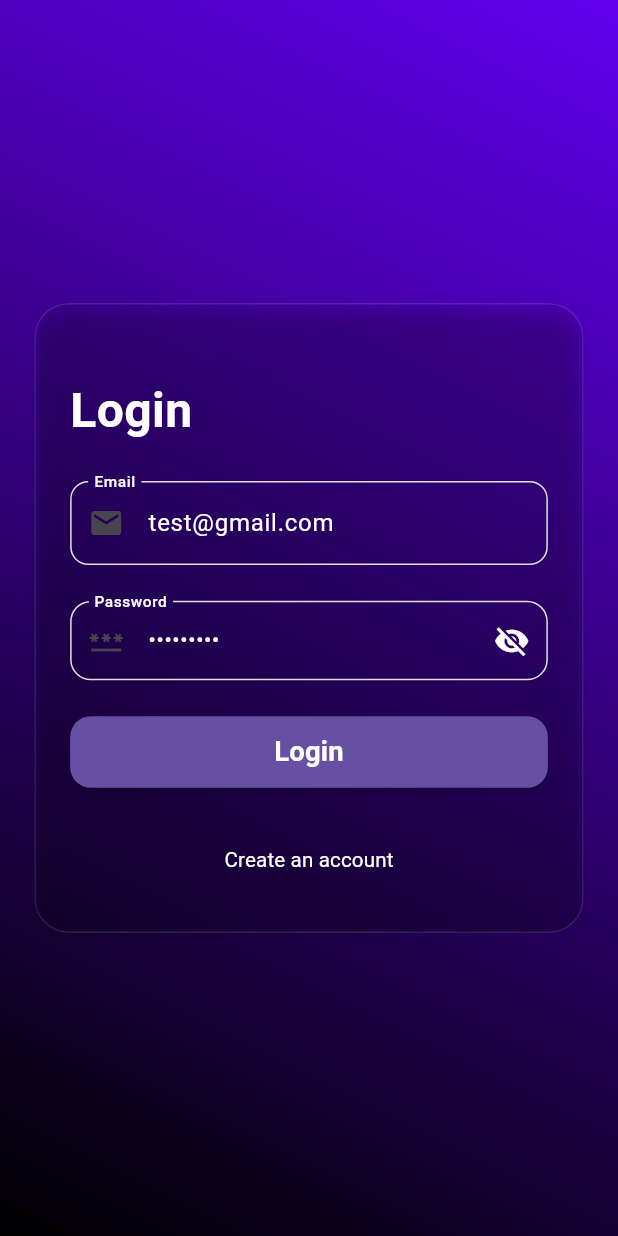
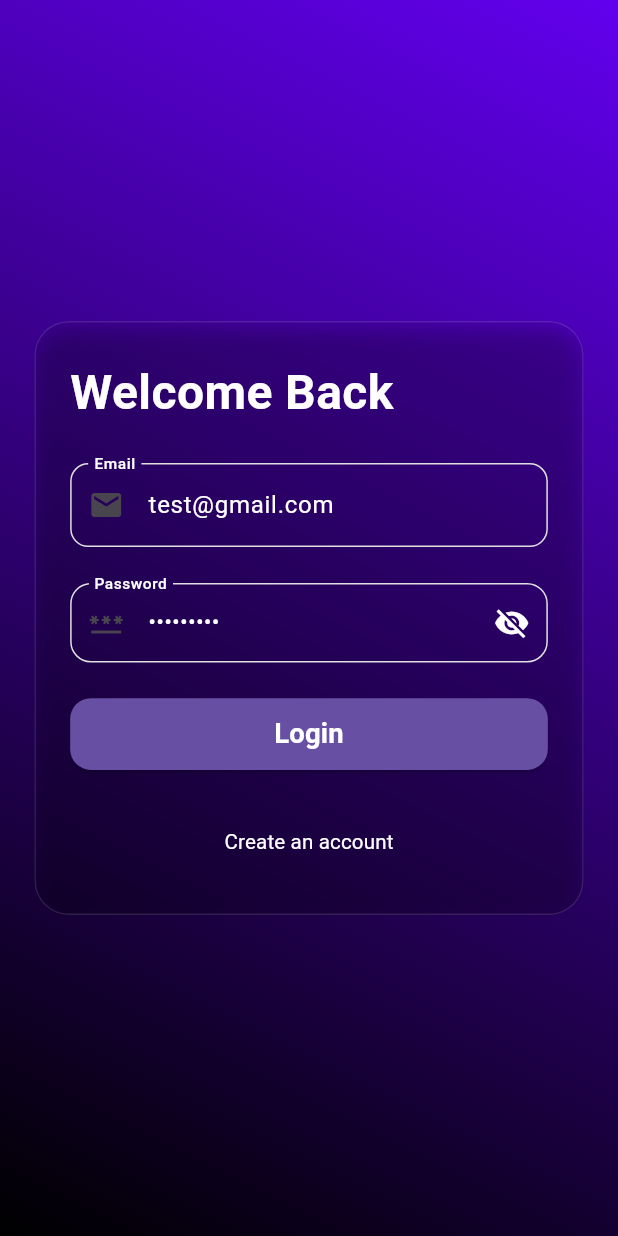
Before and after one commit to VigneshJagannadhan/slot_booking_app, a Flutter app: the screen it shows after launch, on a phone screen of 412 x 824 dp. Run offline on Flutter 3.47's test engine with Material 3 defaults, Android fonts, the phone set to English and light mode, and no system bars; our stand-ins replace connectivity_plus, dio, equatable, flutter_bloc, flutter_dotenv, flutter_screenutil and 3 more.

Commit message:
Removed login screen and converted into a single authscreen

```diff
--- a/lib/core/di/service_locator.dart
+++ b/lib/core/di/service_locator.dart
@@ -8,6 +8,7 @@
 import 'package:slot_booking_app/features/auth/domain/usecases/login_usecase.dart';
 import 'package:slot_booking_app/features/auth/domain/usecases/register_usecase.dart';
 import 'package:slot_booking_app/features/auth/presentation/bloc/auth/auth_bloc.dart';
+import 'package:slot_booking_app/features/auth/presentation/bloc/auth/auth_ui_bloc.dart';
 import 'package:slot_booking_app/features/auth/presentation/bloc/visibility/visibility_bloc.dart';
 import 'package:slot_booking_app/core/helpers/network_info_helper.dart';
 import 'package:slot_booking_app/core/services/api_service.dart';
@@ -66,4 +67,6 @@
   );
 
   sl.registerFactory<VisibilityBloc>(() => VisibilityBloc());
+
+  sl.registerFactory<AuthUIBloc>(() => AuthUIBloc());
 }
--- a/lib/core/helpers/shared_preferences_helper.dart
+++ b/lib/core/helpers/shared_preferences_helper.dart
@@ -23,4 +23,19 @@
     return await _preferences?.setString(SPKeys.userToken, "") ??
         Future.value(false);
   }
+
+  /// USER ROUTES
+  static String? getUserRoute() {
+    return _preferences?.getString(SPKeys.lastRoute);
+  }
+
+  static Future<bool> setUserRoute(String value) async {
+    return await _preferences?.setString(SPKeys.lastRoute, value) ??
+        Future.value(false);
+  }
+
+  static Future<bool> clearUserRoute() async {
+    return await _preferences?.setString(SPKeys.lastRoute, "") ??
+        Future.value(false);
+  }
 }
--- a/lib/core/utils/app_blocs.dart
+++ b/lib/core/utils/app_blocs.dart
@@ -1,9 +1,11 @@
 import 'package:flutter_bloc/flutter_bloc.dart';
 import 'package:slot_booking_app/features/auth/presentation/bloc/auth/auth_bloc.dart';
+import 'package:slot_booking_app/features/auth/presentation/bloc/auth/auth_ui_bloc.dart';
 import 'package:slot_booking_app/features/auth/presentation/bloc/visibility/visibility_bloc.dart';
 import 'package:slot_booking_app/core/di/service_locator.dart';
 
 getAppBlocs() => [
   BlocProvider(create: (context) => sl<AuthBloc>()),
   BlocProvider(create: (context) => sl<VisibilityBloc>()),
+  BlocProvider(create: (context) => sl<AuthUIBloc>()),
 ];
--- a/lib/core/utils/sp_keys.dart
+++ b/lib/core/utils/sp_keys.dart
@@ -1,3 +1,4 @@
 class SPKeys {
   static const String userToken = 'user_token';
+  static const String lastRoute = 'last_route';
 }
--- /dev/null
+++ b/lib/features/auth/presentation/bloc/auth/auth_ui_bloc.dart
@@ -0,0 +1,17 @@
+// presentation/bloc/auth_bloc.dart
+import 'package:flutter_bloc/flutter_bloc.dart';
+import 'package:slot_booking_app/features/auth/presentation/bloc/auth/auth_ui_event.dart';
+import 'package:slot_booking_app/features/auth/presentation/bloc/auth/auth_ui_state.dart';
+
+class AuthUIBloc extends Bloc<AuthModeEvent, AuthModeState> {
+  AuthUIBloc() : super(AuthModeLogin()) {
+    on<AuthModeChanged>(_onAuthModeChanged);
+  }
+  void _onAuthModeChanged(AuthModeChanged event, Emitter<AuthModeState> emit) {
+    if (state is AuthModeLogin) {
+      emit(AuthModeRegister());
+    } else {
+      emit(AuthModeLogin());
+    }
+  }
+}
--- /dev/null
+++ b/lib/features/auth/presentation/bloc/auth/auth_ui_event.dart
@@ -0,0 +1,9 @@
+import 'package:equatable/equatable.dart';
+
+abstract class AuthModeEvent extends Equatable {
+  const AuthModeEvent();
+  @override
+  List<Object?> get props => [];
+}
+
+class AuthModeChanged extends AuthModeEvent {}
--- /dev/null
+++ b/lib/features/auth/presentation/bloc/auth/auth_ui_state.dart
@@ -0,0 +1,11 @@
+import 'package:equatable/equatable.dart';
+
+abstract class AuthModeState extends Equatable {
+  const AuthModeState();
+  @override
+  List<Object?> get props => [];
+}
+
+class AuthModeLogin extends AuthModeState {}
+
+class AuthModeRegister extends AuthModeState {}
--- a/lib/features/auth/presentation/screens/login_screen.dart
+++ /dev/null
@@ -1,182 +0,0 @@
-import 'dart:ui';
-
-import 'package:flutter/material.dart';
-import 'package:flutter_bloc/flutter_bloc.dart';
-import 'package:flutter_screenutil/flutter_screenutil.dart';
-import 'package:slot_booking_app/core/themes/app_colors.dart';
-import 'package:slot_booking_app/features/auth/presentation/bloc/auth/auth_bloc.dart';
-import 'package:slot_booking_app/features/auth/presentation/bloc/auth/auth_event.dart';
-import 'package:slot_booking_app/features/auth/presentation/bloc/auth/auth_state.dart';
-import 'package:slot_booking_app/features/auth/presentation/screens/register_screen.dart';
-import 'package:slot_booking_app/features/auth/presentation/widgets/custom_text_form_field.dart';
-import 'package:slot_booking_app/features/auth/presentation/widgets/password_text_form_field.dart';
-import 'package:slot_booking_app/features/auth/presentation/widgets/primary_button.dart';
-import 'package:slot_booking_app/features/home/presentation/screens/home_screen.dart';
-import 'package:slot_booking_app/core/themes/app_styles.dart';
-import 'package:slot_booking_app/core/utils/app_validators.dart';
-import 'package:slot_booking_app/core/helpers/snackbar_helper.dart';
-
-class LoginScreen extends StatelessWidget {
-  static const String route = 'login';
-  LoginScreen({super.key});
-  final GlobalKey<FormState> _formKey = GlobalKey<FormState>();
-  final TextEditingController _emailController = TextEditingController(
-    text: 'test@gmail.com',
-  );
-  final TextEditingController _passwordController = TextEditingController(
-    text: 'Abcd@1234',
-  );
-
-  @override
-  Widget build(BuildContext context) {
-    return Scaffold(
-      body: Form(
-        key: _formKey,
-        child: Container(
-          decoration: BoxDecoration(
-            gradient: LinearGradient(
-              begin: Alignment.topRight,
-              end: Alignment.bottomLeft,
-              colors: [AppColors.primaryColor, AppColors.secondaryColor],
-            ),
-          ),
-
-          padding: EdgeInsets.symmetric(horizontal: 20.w),
-          child: Column(
-            children: [
-              Spacer(),
-              ClipRRect(
-                borderRadius: BorderRadius.circular(20.r),
-                child: BackdropFilter(
-                  filter: ImageFilter.blur(sigmaX: 12, sigmaY: 12),
-                  child: Container(
-                    padding: EdgeInsets.symmetric(
-                      horizontal: 20.w,
-                      vertical: 20.h,
-                    ),
-                    decoration: BoxDecoration(
-                      borderRadius: BorderRadius.circular(20.r),
-                      gradient: LinearGradient(
-                        begin: Alignment.topLeft,
-                        end: Alignment.bottomRight,
-                        colors: [
-                          Colors.white.withValues(alpha: 0.06),
-                          Colors.white.withValues(alpha: 0.02),
-                        ],
-                      ),
-                      color: Colors.white.withValues(alpha: 0.04),
-                      border: Border.all(
-                        color: Colors.white.withValues(alpha: 0.12),
-                      ),
-                      boxShadow: [
-                        BoxShadow(
-                          color: Colors.black.withValues(alpha: 0.25),
-                          blurRadius: 10.r,
-                          offset: Offset(0, 4.h),
-                        ),
-                      ],
-                    ),
-                    child: Column(
-                      mainAxisAlignment: MainAxisAlignment.center,
-                      crossAxisAlignment: CrossAxisAlignment.center,
-                      mainAxisSize: MainAxisSize.min,
-                      children: [
-                        SizedBox(height: 20.h),
-                        Align(
-                          alignment: Alignment.centerLeft,
-                          child: Text(
-                            'Login',
-                            style: AppStyles.ts28CFFFFFFW600,
-                          ),
-                        ),
-                        SizedBox(height: 20.h),
-                        CustomTextFormField(
-                          labelText: 'Email',
-                          hintText: 'Enter your email',
-                          prefixIcon: Icons.email,
-                          controller: _emailController,
-                          validator: AppValidators.validateEmail,
-                        ),
-                        SizedBox(height: 20.h),
-                        PasswordTextFormField(
-                          labelText: 'Password',
-                          hintText: 'Enter your password',
-                          controller: _passwordController,
-                          validator: AppValidators.validatePassword,
-                        ),
-                        SizedBox(height: 20.h),
-
-                        BlocConsumer<AuthBloc, AuthState>(
-                          listener: _listenToAuthChanges,
-                          builder: (context, state) {
-                            return PrimaryButton(
-                              isLoading: state is AuthLoading,
-                              label: 'Login',
-                              onPressed: () => _onLoginButtonPressed(context),
-                            );
-                          },
-                        ),
-                        SizedBox(height: 20.h),
-                        TextButton(
-                          onPressed:
-                              () => _onCreateAccountButtonPressed(context),
-                          child: Text(
-                            'Create an account',
-                            style: AppStyles.ts12CFFFFFFW400,
-                          ),
-                        ),
-                      ],
-                    ),
-                  ),
-                ),
-              ),
-
-              Spacer(),
-            ],
-          ),
-        ),
-      ),
-    );
-  }
-
-  void _onCreateAccountButtonPressed(BuildContext context) {
-    Navigator.push(
-      context,
-      MaterialPageRoute(builder: (context) => RegisterScreen()),
-    );
-  }
-
-  void _onLoginButtonPressed(BuildContext context) {
-    if (_formKey.currentState!.validate()) {
-      context.read<AuthBloc>().add(
-        LoginRequested(
-          email: _emailController.text,
-          password: _passwordController.text,
-        ),
-      );
-    }
-  }
-
-  void _listenToAuthChanges(BuildContext context, AuthState state) {
-    if (state is AuthSuccess) {
-      if (context.mounted) {
-        Navigator.pushAndRemoveUntil(
-          context,
-          MaterialPageRoute(builder: (context) => HomeScreen()),
-          (route) => false,
-        );
-      }
-    }
-    if (state is AuthFailure) {
-      WidgetsBinding.instance.addPostFrameCallback((_) {
-        if (context.mounted) {
-          SnackbarHelper.showSnackbar(
-            context: context,
-            message: state.failure.message,
-            isError: true,
-          );
-        }
-      });
-    }
-  }
-}
--- a/lib/features/auth/presentation/screens/register_screen.dart
+++ b/lib/features/auth/presentation/screens/register_screen.dart
@@ -1,17 +1,21 @@
 import 'package:flutter/material.dart';
 import 'package:flutter_bloc/flutter_bloc.dart';
 import 'package:flutter_screenutil/flutter_screenutil.dart';
+import 'package:slot_booking_app/core/themes/app_colors.dart';
+import 'package:slot_booking_app/core/utils/snackbar_helper.dart';
 import 'package:slot_booking_app/features/auth/presentation/bloc/auth/auth_bloc.dart';
 import 'package:slot_booking_app/features/auth/presentation/bloc/auth/auth_event.dart';
 import 'package:slot_booking_app/features/auth/presentation/bloc/auth/auth_state.dart';
-import 'package:slot_booking_app/features/auth/presentation/screens/login_screen.dart';
+import 'package:slot_booking_app/features/auth/presentation/bloc/auth/auth_ui_bloc.dart';
+import 'package:slot_booking_app/features/auth/presentation/bloc/auth/auth_ui_event.dart';
+import 'package:slot_booking_app/features/auth/presentation/bloc/auth/auth_ui_state.dart';
 import 'package:slot_booking_app/features/auth/presentation/widgets/custom_text_form_field.dart';
+import 'package:slot_booking_app/features/auth/presentation/widgets/liquid_glass_background.dart';
 import 'package:slot_booking_app/features/auth/presentation/widgets/password_text_form_field.dart';
 import 'package:slot_booking_app/features/auth/presentation/widgets/primary_button.dart';
 import 'package:slot_booking_app/features/home/presentation/screens/home_screen.dart';
 import 'package:slot_booking_app/core/themes/app_styles.dart';
 import 'package:slot_booking_app/core/utils/app_validators.dart';
-import 'package:slot_booking_app/core/helpers/snackbar_helper.dart';
 
 class RegisterScreen extends StatelessWidget {
   static const String route = 'register';
@@ -32,20 +36,40 @@
   @override
   Widget build(BuildContext context) {
     return Scaffold(
-      body: Form(
+      body: BlocBuilder<AuthUIBloc, AuthModeState>(
+        builder: (context, state) {
+          bool isInLoginMode = state is AuthModeLogin;
+          return Form(
             key: _formKey,
             child: Container(
-          height: 1.sh,
+              decoration: BoxDecoration(
+                gradient: LinearGradient(
+                  begin: Alignment.topRight,
+                  end: Alignment.bottomLeft,
+                  colors: [AppColors.primaryColor, AppColors.secondaryColor],
+                ),
+              ),
               padding: EdgeInsets.symmetric(horizontal: 20.w),
+              child: Column(
+                children: [
+                  Spacer(),
+                  LiquidGlassBackground(
                     child: Column(
                       mainAxisAlignment: MainAxisAlignment.center,
                       crossAxisAlignment: CrossAxisAlignment.center,
+                      mainAxisSize: MainAxisSize.min,
                       children: [
                         Align(
                           alignment: Alignment.centerLeft,
-                child: Text('Register', style: AppStyles.ts24C000W600),
+                          child: Text(
+                            isInLoginMode
+                                ? 'Welcome Back'
+                                : 'Create a new account',
+                            style: AppStyles.ts28CFFFFFFW600,
                           ),
-              SizedBox(height: 20.h),
+                        ),
+                        if (!isInLoginMode) SizedBox(height: 20.h),
+                        if (!isInLoginMode)
                           CustomTextFormField(
                             labelText: 'Name',
                             hintText: 'Enter your name',
@@ -68,51 +92,79 @@
                           controller: _passwordController,
                           validator: AppValidators.validatePassword,
                         ),
-              SizedBox(height: 20.h),
+                        if (!isInLoginMode) SizedBox(height: 20.h),
+                        if (!isInLoginMode)
                           PasswordTextFormField(
                             labelText: 'Confirm Password',
                             hintText: 'Enter your confirm password',
                             controller: _confirmPasswordController,
                             validator:
-                    (value) => AppValidators.validateConfirmPassword(
+                                (value) =>
+                                    AppValidators.validateConfirmPassword(
                                       value,
                                       _passwordController.text,
                                     ),
                           ),
                         SizedBox(height: 20.h),
                         BlocConsumer<AuthBloc, AuthState>(
-                listener: _listenToAuthChanges,
+                          listener:
+                              (ctx, state) => _authListener(
+                                context: ctx,
+                                state: state,
+                                isInLoginMode: isInLoginMode,
+                              ),
                           builder: (context, state) {
                             return PrimaryButton(
                               isLoading: state is AuthLoading,
-                    label: 'Register',
-                    onPressed: () => _onRegisterButtonPressed(context),
+                              label: isInLoginMode ? 'Login' : 'Register',
+                              onPressed:
+                                  () => _onSubmitButtonPressed(
+                                    context: context,
+                                    isInLoginMode: isInLoginMode,
+                                  ),
                             );
                           },
                         ),
                         SizedBox(height: 20.h),
                         TextButton(
-                onPressed: () => _onCreateAccountButtonPressed(context),
-                child: Text('Create an account'),
+                          onPressed: () => _onAuthModeButtonPressed(context),
+                          child: Text(
+                            isInLoginMode
+                                ? 'Create an account'
+                                : 'Already have an account? Login',
+                            style: AppStyles.ts12CFFFFFFW400,
+                          ),
                         ),
                       ],
                     ),
                   ),
+                  Spacer(),
+                ],
+              ),
+            ),
+          );
+        },
       ),
     );
   }
 
-  void _onCreateAccountButtonPressed(BuildContext context) {
-    Navigator.push(
-      context,
-      MaterialPageRoute(builder: (context) => LoginScreen()),
-    );
+  void _onAuthModeButtonPressed(BuildContext context) {
+    final authUiBloc = context.read<AuthUIBloc>();
+    authUiBloc.add(AuthModeChanged());
   }
 
-  void _onRegisterButtonPressed(BuildContext context) {
+  void _onSubmitButtonPressed({
+    required BuildContext context,
+    required bool isInLoginMode,
+  }) {
     if (_formKey.currentState!.validate()) {
       context.read<AuthBloc>().add(
-        RegisterRequested(
+        isInLoginMode
+            ? LoginRequested(
+              email: _emailController.text,
+              password: _passwordController.text,
+            )
+            : RegisterRequested(
               name: _nameController.text,
               email: _emailController.text,
               password: _passwordController.text,
@@ -121,12 +173,19 @@
     }
   }
 
-  void _listenToAuthChanges(BuildContext context, AuthState state) {
+  void _authListener({
+    required BuildContext context,
+    required AuthState state,
+    required bool isInLoginMode,
+  }) {
     if (state is AuthSuccess) {
+      if (!isInLoginMode) {
         SnackbarHelper.showSnackbar(
           context: context,
           message: 'Register successful',
         );
+      }
+
       Future.delayed(const Duration(milliseconds: 1500), () {
         if (context.mounted) {
           Navigator.pushAndRemoveUntil(
--- /dev/null
+++ b/lib/features/auth/presentation/widgets/liquid_glass_background.dart
@@ -0,0 +1,44 @@
+import 'dart:ui';
+
+import 'package:flutter/material.dart';
+import 'package:flutter_screenutil/flutter_screenutil.dart';
+
+class LiquidGlassBackground extends StatelessWidget {
+  const LiquidGlassBackground({super.key, required this.child});
+
+  final Widget child;
+
+  @override
+  Widget build(BuildContext context) {
+    return ClipRRect(
+      borderRadius: BorderRadius.circular(20.r),
+      child: BackdropFilter(
+        filter: ImageFilter.blur(sigmaX: 12, sigmaY: 12),
+        child: Container(
+          padding: EdgeInsets.symmetric(horizontal: 20.w, vertical: 20.h),
+          decoration: BoxDecoration(
+            borderRadius: BorderRadius.circular(20.r),
+            gradient: LinearGradient(
+              begin: Alignment.topLeft,
+              end: Alignment.bottomRight,
+              colors: [
+                Colors.white.withValues(alpha: 0.06),
+                Colors.white.withValues(alpha: 0.02),
+              ],
+            ),
+            color: Colors.white.withValues(alpha: 0.04),
+            border: Border.all(color: Colors.white.withValues(alpha: 0.12)),
+            boxShadow: [
+              BoxShadow(
+                color: Colors.black.withValues(alpha: 0.25),
+                blurRadius: 10.r,
+                offset: Offset(0, 4.h),
+              ),
+            ],
+          ),
+          child: child,
+        ),
+      ),
+    );
+  }
+}
--- a/lib/features/home/presentation/screens/home_screen.dart
+++ b/lib/features/home/presentation/screens/home_screen.dart
@@ -4,7 +4,7 @@
 import 'package:slot_booking_app/features/auth/presentation/bloc/auth/auth_bloc.dart';
 import 'package:slot_booking_app/features/auth/presentation/bloc/auth/auth_event.dart';
 import 'package:slot_booking_app/features/auth/presentation/bloc/auth/auth_state.dart';
-import 'package:slot_booking_app/features/auth/presentation/screens/login_screen.dart';
+import 'package:slot_booking_app/features/auth/presentation/screens/register_screen.dart';
 import 'package:slot_booking_app/features/auth/presentation/widgets/primary_button.dart';
 import 'package:slot_booking_app/core/themes/app_styles.dart';
 
@@ -29,7 +29,7 @@
                 if (state is AuthInitial || state is AuthFailure) {
                   Navigator.pushReplacement(
                     context,
-                    MaterialPageRoute(builder: (context) => LoginScreen()),
+                    MaterialPageRoute(builder: (context) => RegisterScreen()),
                   );
                 }
               },
--- a/lib/main.dart
+++ b/lib/main.dart
@@ -2,10 +2,12 @@
 import 'package:flutter_bloc/flutter_bloc.dart';
 import 'package:flutter_screenutil/flutter_screenutil.dart';
 import 'package:flutter_dotenv/flutter_dotenv.dart';
+import 'package:slot_booking_app/features/auth/presentation/screens/register_screen.dart';
 import 'package:slot_booking_app/features/auth/presentation/splash_screen.dart';
 import 'package:slot_booking_app/core/helpers/shared_preferences_helper.dart';
 import 'package:slot_booking_app/core/utils/app_blocs.dart';
 import 'package:slot_booking_app/core/di/service_locator.dart';
+import 'package:slot_booking_app/features/home/presentation/screens/home_screen.dart';
 
 void main() async {
   WidgetsFlutterBinding.ensureInitialized();
@@ -27,7 +29,13 @@
             providers: getAppBlocs(),
             child: MaterialApp(
               title: 'Slot Booking App',
+              theme: ThemeData(),
               home: SplashScreen(),
+              routes: {
+                SplashScreen.route: (context) => const SplashScreen(),
+                RegisterScreen.route: (context) => RegisterScreen(),
+                HomeScreen.route: (context) => const HomeScreen(),
+              },
               debugShowCheckedModeBanner: false,
             ),
           ),
```
Also changed, not shown: lib/core/helpers/navigation_helper.dart (+26 -7 lines), lib/features/auth/presentation/splash_screen.dart (+9 -7 lines), lib/core/utils/snackbar_helper.dart (renamed from lib/core/helpers/snackbar_helper.dart). Lines whose indentation alone changed are shown as unchanged.
